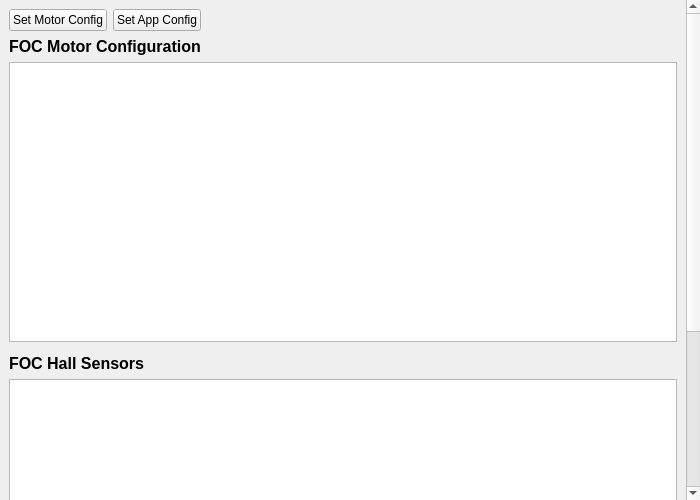
Qt form pages/pagecontrollersetup.ui (vitalii-bokhin/vesc_tool) before a commit.
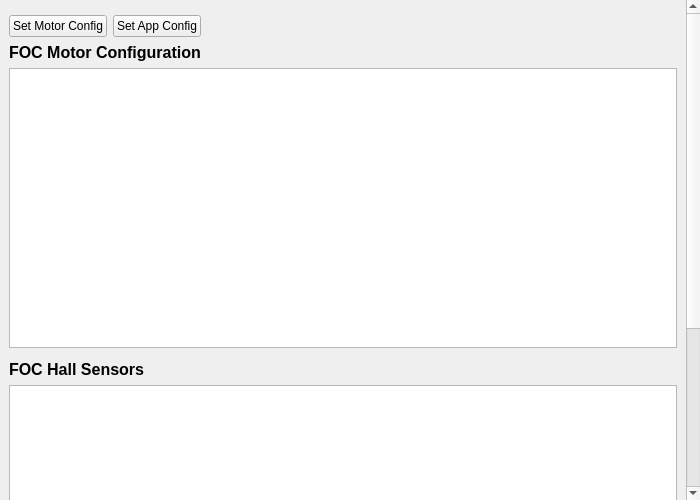
The same form after that commit. Icons and pictures are not drawn. Custom widgets are drawn as their Qt base class.

Commit message: temp widget

```diff
--- a/pages/pagecontrollersetup.ui
+++ b/pages/pagecontrollersetup.ui
@@ -44,6 +44,22 @@
        </rect>
       </property>
       <layout class="QVBoxLayout" name="verticalLayout_2">
+       <item>
+        <widget class="TempGauge" name="tempGauge" native="true"/>
+       </item>
+       <item>
+        <spacer name="verticalSpacer_2">
+         <property name="orientation">
+          <enum>Qt::Vertical</enum>
+         </property>
+         <property name="sizeHint" stdset="0">
+          <size>
+           <width>20</width>
+           <height>5</height>
+          </size>
+         </property>
+        </spacer>
+       </item>
        <item>
         <layout class="QHBoxLayout" name="horizontalLayout">
          <item>
@@ -180,6 +196,11 @@
    <header>widgets/detectfochall.h</header>
    <container>1</container>
   </customwidget>
+  <customwidget>
+   <class>TempGauge</class>
+   <extends>QWidget</extends>
+   <header>widgets/tempgauge.h</header>
+  </customwidget>
  </customwidgets>
  <resources>
   <include location="../res.qrc"/>
```
Lines whose indentation alone changed are shown as unchanged. The commit also changes 6 other files.
